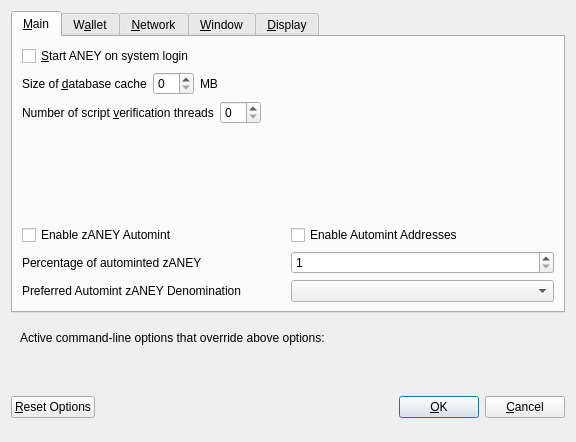
This is src/qt/forms/optionsdialog.ui in masternodesbiz/ANEY as Qt 5 draws it before an edit. The edited form follows.
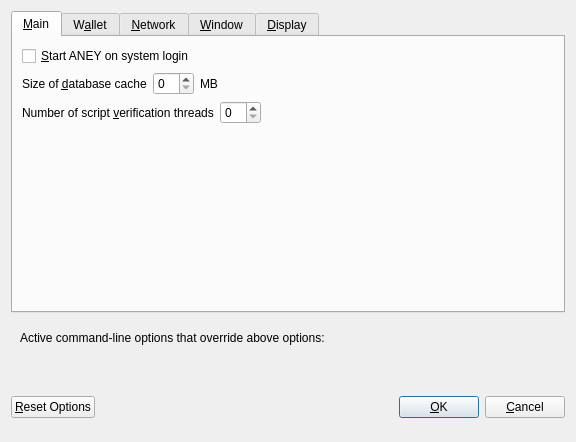
This is the edited form. Custom widgets are drawn as their Qt base class.

Diff of the .ui file:
```diff
--- a/src/qt/forms/optionsdialog.ui
+++ b/src/qt/forms/optionsdialog.ui
@@ -130,111 +130,6 @@
          </property>
         </spacer>
        </item>
-       <item>
-        <widget class="QWidget" name="verticalZpivOptionsWidget" native="true">
-         <layout class="QVBoxLayout" name="verticalZpivOptionsLayout">
-          <property name="margin">
-           <number>0</number>
-          </property>
-          <item>
-           <layout class="QHBoxLayout" name="horizontalAutomintingLayout">
-            <item>
-             <widget class="QCheckBox" name="checkBoxZeromintEnable">
-              <property name="toolTip">
-               <string>Enable automatic minting of ANEY units to zANEY</string>
-              </property>
-              <property name="layoutDirection">
-               <enum>Qt::LeftToRight</enum>
-              </property>
-              <property name="text">
-               <string>Enable zANEY Automint</string>
-              </property>
-             </widget>
-            </item>
-            <item>
-             <widget class="QCheckBox" name="checkBoxZeromintAddresses">
-              <property name="toolTip">
-               <string>Enable automatic zANEY minting from specific addresses</string>
-              </property>
-              <property name="layoutDirection">
-               <enum>Qt::LeftToRight</enum>
-              </property>
-              <property name="text">
-               <string>Enable Automint Addresses</string>
-              </property>
-             </widget>
-            </item>
-           </layout>
-          </item>
-          <item>
-           <layout class="QHBoxLayout" name="horizontalZmintPercentageLayout">
-            <item>
-             <widget class="QLabel" name="percentage_label">
-              <property name="toolTip">
-               <string>Percentage of incoming ANEY which get automatically converted to zANEY via Zerocoin Protocol (min: 10%)</string>
-              </property>
-              <property name="text">
-               <string>Percentage of autominted zANEY</string>
-              </property>
-             </widget>
-            </item>
-            <item>
-             <widget class="QSpinBox" name="zeromintPercentage">
-              <property name="minimum">
-               <number>1</number>
-              </property>
-              <property name="maximum">
-               <number>100</number>
-              </property>
-             </widget>
-            </item>
-           </layout>
-          </item>
-          <item>
-           <layout class="QHBoxLayout" name="horizontalLayout" stretch="0,0">
-            <property name="sizeConstraint">
-             <enum>QLayout::SetFixedSize</enum>
-            </property>
-            <item>
-             <widget class="QLabel" name="labelPreferredDenom">
-              <property name="maximumSize">
-               <size>
-                <width>16777215</width>
-                <height>16777215</height>
-               </size>
-              </property>
-              <property name="toolTip">
-               <string>Wait with automatic conversion to Zerocoin until enough ANEY for this denomination is available</string>
-              </property>
-              <property name="text">
-               <string>Preferred Automint zANEY Denomination</string>
-              </property>
-             </widget>
-            </item>
-            <item>
-             <widget class="QComboBox" name="preferredDenom">
-              <property name="maximumSize">
-               <size>
-                <width>16777215</width>
-                <height>27</height>
-               </size>
-              </property>
-              <property name="toolTip">
-               <string>Wait with automatic conversion to Zerocoin until enough ANEY for this denomination is available</string>
-              </property>
-              <property name="maxVisibleItems">
-               <number>9</number>
-              </property>
-              <property name="maxCount">
-               <number>9</number>
-              </property>
-             </widget>
-            </item>
-           </layout>
-          </item>
-         </layout>
-        </widget>
-       </item>
       </layout>
      </widget>
      <widget class="QWidget" name="tabWallet">
```
Left out of the diff: 4 changed lines with no effect on the pictures.
